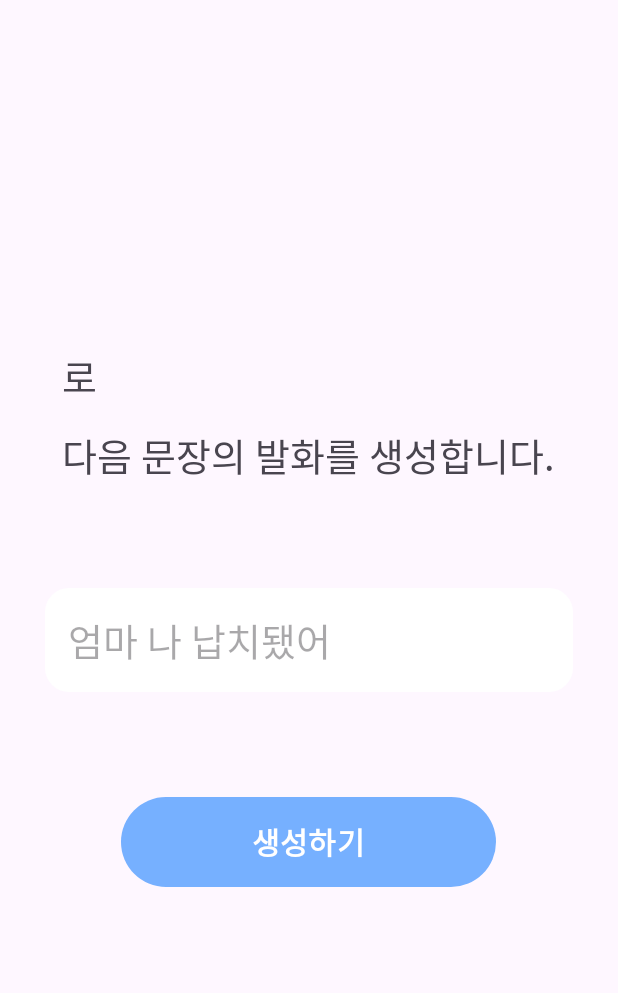
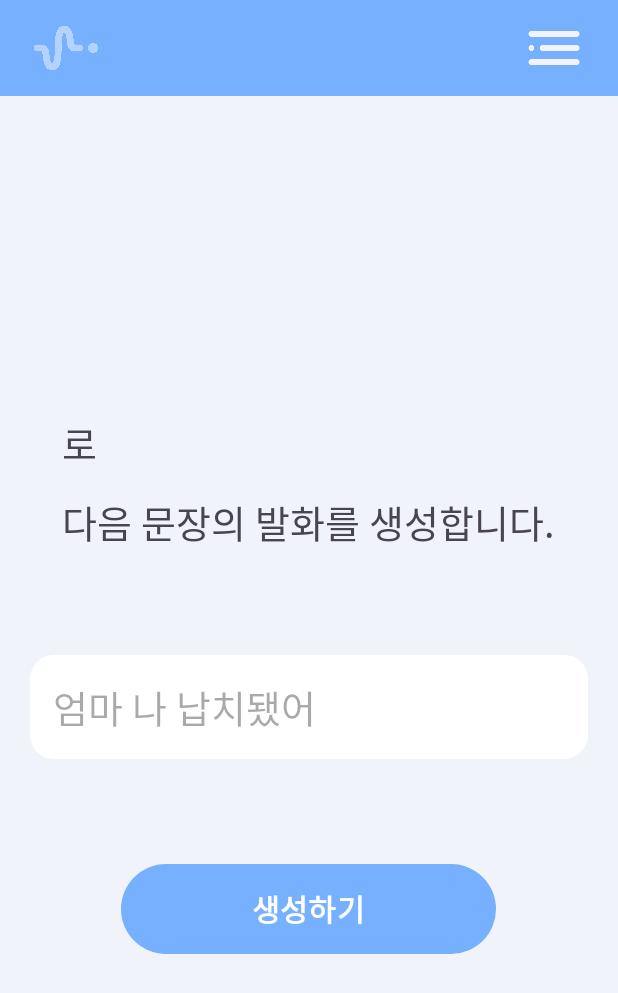
Before and after one commit to voice-scout-AI/voicescout-android, an Android app: the GenerateActivity screen opened directly, with no data from a screen before it, on a phone screen of 412 x 824 dp. Shown: the top 993 px of the screen. Run offline under Robolectric (Android 15) with nearby library versions, the phone set to English and light mode, and no system bars.

Commit message:
💄 drawer layout 일부 추가 및 모달 UI 수정

```diff
--- a/app/src/main/java/com/voicescout/voicescout_android/MainActivity.kt
+++ b/app/src/main/java/com/voicescout/voicescout_android/MainActivity.kt
@@ -4,15 +4,15 @@ import android.content.Intent
 import android.os.Bundle
 import android.os.Handler
 import android.os.Looper
-import android.widget.Button
 import android.widget.ImageView
 import android.widget.LinearLayout
 import androidx.activity.enableEdgeToEdge
 import androidx.appcompat.app.AppCompatActivity
-import androidx.appcompat.widget.Toolbar
 import androidx.core.view.GravityCompat
 import androidx.drawerlayout.widget.DrawerLayout
 import androidx.viewpager2.widget.ViewPager2
+import com.voicescout.voicescout_android.common.BannerAdapter
+import com.voicescout.voicescout_android.common.BannerCard
 import com.voicescout.voicescout_android.record.RecordActivity
 import com.voicescout.voicescout_android.storage.StorageActivity
 
--- a/app/src/main/java/com/voicescout/voicescout_android/BannerAdapter.kt
+++ b/app/src/main/java/com/voicescout/voicescout_android/common/BannerAdapter.kt
@@ -1,10 +1,11 @@
-package com.voicescout.voicescout_android
+package com.voicescout.voicescout_android.common
 
 import android.view.LayoutInflater
 import android.view.View
 import android.view.ViewGroup
 import android.widget.ImageView
 import androidx.recyclerview.widget.RecyclerView
+import com.voicescout.voicescout_android.R
 
 class BannerAdapter(private val bannerCards: List<BannerCard>) :
     RecyclerView.Adapter<BannerAdapter.BannerViewHolder>() {
--- a/app/src/main/java/com/voicescout/voicescout_android/BannerCard.kt
+++ b/app/src/main/java/com/voicescout/voicescout_android/common/BannerCard.kt
@@ -1,4 +1,4 @@
-package com.voicescout.voicescout_android
+package com.voicescout.voicescout_android.common
 
 data class BannerCard(
     val imageResId: Int
--- a/app/src/main/java/com/voicescout/voicescout_android/generate/GenerateActivity.kt
+++ b/app/src/main/java/com/voicescout/voicescout_android/generate/GenerateActivity.kt
@@ -1,17 +1,40 @@
 package com.voicescout.voicescout_android.generate
 
+import android.content.Intent
 import android.os.Bundle
+import android.widget.ImageView
 import androidx.appcompat.app.AppCompatActivity
+import androidx.core.view.GravityCompat
+import androidx.drawerlayout.widget.DrawerLayout
 import androidx.fragment.app.commit
+import com.voicescout.voicescout_android.MainActivity
 import com.voicescout.voicescout_android.R
 
 class GenerateActivity : AppCompatActivity() {
+    private lateinit var drawerLayout: DrawerLayout
+    private lateinit var menuButton: ImageView
+    private lateinit var logoButton: ImageView
+
     override fun onCreate(savedInstanceState: Bundle?) {
         super.onCreate(savedInstanceState)
         setContentView(R.layout.activity_generate)
 
         val selectedVoice = intent.getStringExtra("SELECTED_VOICE") ?: ""
         val voiceId = intent.getIntExtra("VOICE_ID", 0)
+
+        drawerLayout = findViewById(R.id.drawer_layout)
+        menuButton = findViewById(R.id.toolbar_menu)
+        logoButton = findViewById(R.id.toolbar_logo)
+
+        menuButton.setOnClickListener {
+            drawerLayout.openDrawer(GravityCompat.START)
+        }
+
+        logoButton.setOnClickListener {
+            val intent = Intent(this, MainActivity::class.java)
+            intent.addFlags(Intent.FLAG_ACTIVITY_CLEAR_TOP or Intent.FLAG_ACTIVITY_SINGLE_TOP)
+            startActivity(intent)
+        }
 
         supportFragmentManager.commit {
             replace(R.id.generate_frame, GenerateFragment.newInstance(selectedVoice, voiceId))
--- /dev/null
+++ b/app/src/main/res/drawable/rounded_button_blue.xml
@@ -0,0 +1,5 @@
+<?xml version="1.0" encoding="utf-8"?>
+<shape xmlns:android="http://schemas.android.com/apk/res/android">
+    <solid android:color="@color/midBlue" />
+    <corners android:radius="50dp" />
+</shape>
--- a/app/src/main/res/layout/activity_generate.xml
+++ b/app/src/main/res/layout/activity_generate.xml
@@ -1,18 +1,50 @@
 <?xml version="1.0" encoding="utf-8"?>
-<LinearLayout xmlns:android="http://schemas.android.com/apk/res/android"
+<androidx.drawerlayout.widget.DrawerLayout
+    xmlns:android="http://schemas.android.com/apk/res/android"
+    xmlns:app="http://schemas.android.com/apk/res-auto"
     xmlns:tools="http://schemas.android.com/tools"
+    android:id="@+id/drawer_layout"
     android:layout_width="match_parent"
     android:layout_height="match_parent"
-    android:layout_gravity="center"
-    android:layout_marginHorizontal="20dp"
-    android:layout_marginVertical="10dp"
-    android:gravity="center"
-    android:orientation="vertical"
-    tools:context=".generate.GenerateActivity">
+    android:fitsSystemWindows="true"
+    android:background="@color/back"
+    tools:context=".generate.GenerateActivity"
+    tools:openDrawer="start">
 
-    <FrameLayout
-        android:id="@+id/generate_frame"
+    <!-- Main content -->
+    <LinearLayout
         android:layout_width="match_parent"
-        android:layout_height="match_parent" />
+        android:layout_height="match_parent"
+        android:orientation="vertical"
+        android:background="@color/back">
 
-</LinearLayout>
+        <!-- 공통 툴바 삽입 -->
+        <include layout="@layout/toolbar" />
+
+        <!-- 프래그먼트 삽입 영역 -->
+        <FrameLayout
+            android:id="@+id/generate_frame"
+            android:layout_width="match_parent"
+            android:layout_height="0dp"
+            android:layout_weight="1" />
+    </LinearLayout>
+
+    <!-- Navigation drawer -->
+    <com.google.android.material.navigation.NavigationView
+        android:id="@+id/nav_view"
+        android:layout_width="wrap_content"
+        android:layout_height="match_parent"
+        android:layout_gravity="start">
+
+        <LinearLayout
+            android:orientation="vertical"
+            android:layout_width="match_parent"
+            android:layout_height="match_parent">
+
+            <!-- 헤더와 메뉴 콘텐츠 포함 -->
+            <include layout="@layout/nav_header_main" />
+            <include layout="@layout/nav_content_main" />
+        </LinearLayout>
+    </com.google.android.material.navigation.NavigationView>
+
+</androidx.drawerlayout.widget.DrawerLayout>
--- a/app/src/main/res/layout/fragment_generate.xml
+++ b/app/src/main/res/layout/fragment_generate.xml
@@ -4,14 +4,15 @@
     xmlns:tools="http://schemas.android.com/tools"
     android:layout_width="match_parent"
     android:layout_height="match_parent"
+    android:background="@color/back"
     tools:context=".generate.GenerateFragment">
 
     <LinearLayout
         android:layout_width="match_parent"
         android:layout_height="match_parent"
         android:layout_gravity="center"
-        android:layout_marginHorizontal="10dp"
-        android:layout_marginVertical="10dp"
+        android:paddingHorizontal="20dp"
+        android:paddingVertical="10dp"
         android:gravity="center"
         android:orientation="vertical"
         tools:context=".generate.GenerateActivity">
```
Also changed, not shown: app/src/main/java/com/voicescout/voicescout_android/record/RecordActivity.kt (+56 -21 lines), app/src/main/java/com/voicescout/voicescout_android/storage/StorageActivity.kt (+10 -0 lines), app/src/main/res/drawable/rounded_edittext.xml (added, +9 -0 lines), app/src/main/res/layout/activity_record.xml (+52 -6 lines), app/src/main/res/layout/dialog_input_filename.xml (added, +64 -0 lines).
